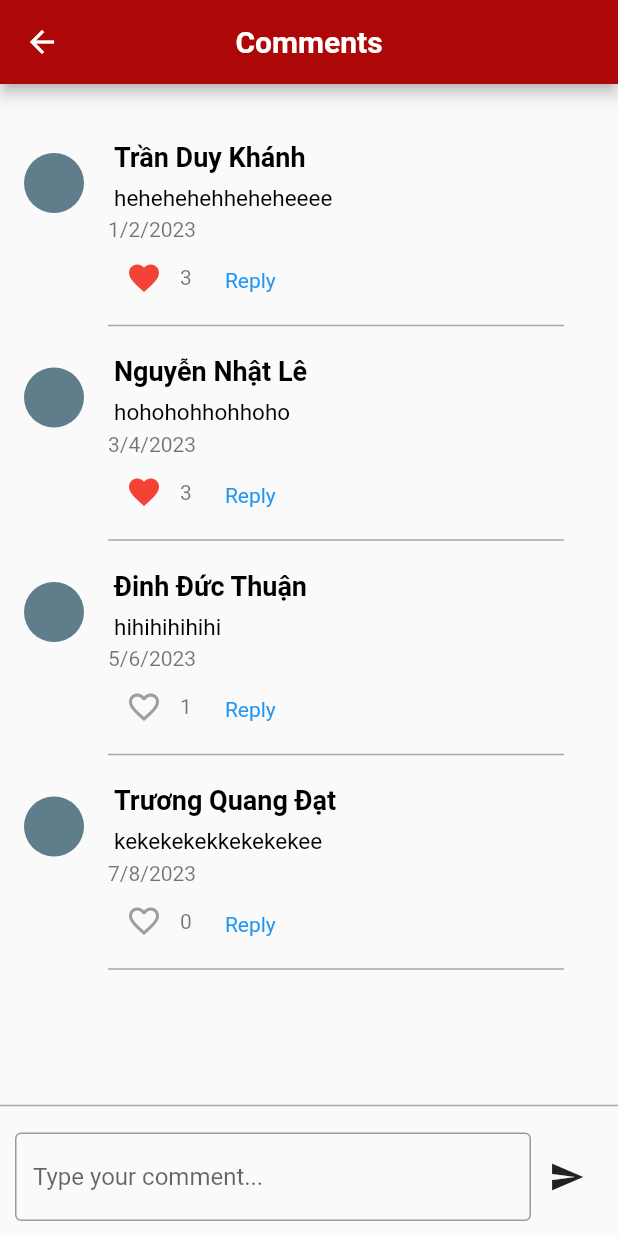
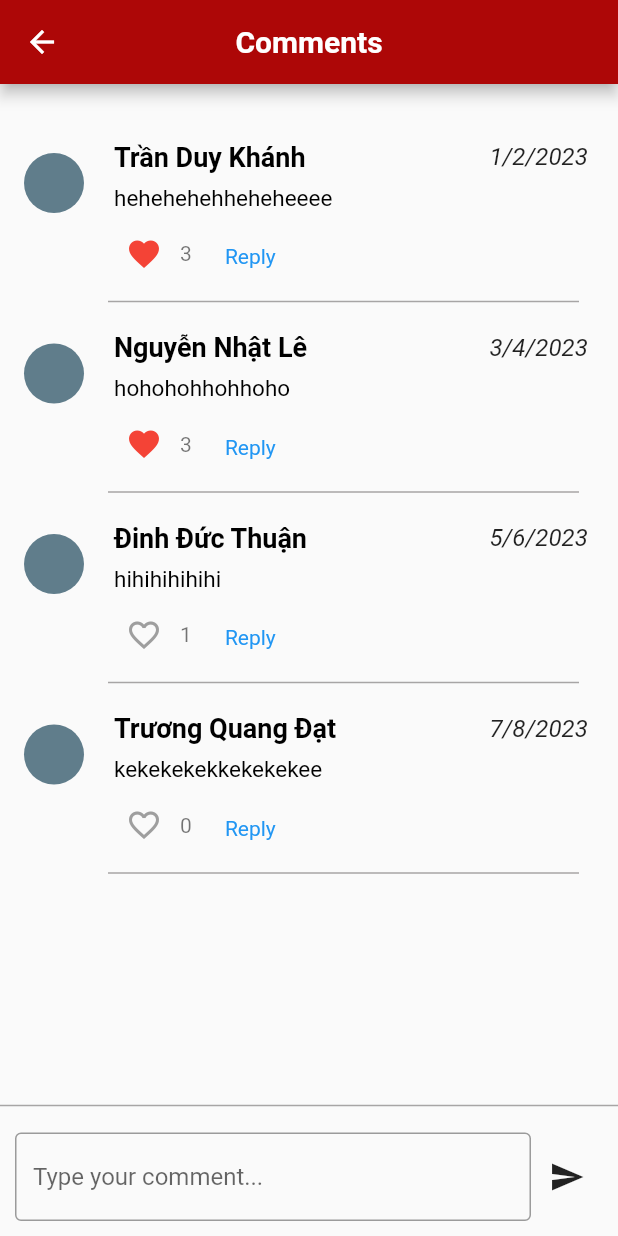
Before and after one commit to duykhanhxx03/ui-project-hochiminh-museum, a Flutter app: the screen it shows after launch, after a tap on the "favorite outline" icon, on a phone screen of 412 x 824 dp. Run offline on Flutter 3.47's test engine with Material 2 defaults, Android fonts, the light colour scheme and no system bars; drawn by our look-alikes of keyboard_dismisser.

Commit message:
fix dateTime location

```diff
--- a/lib/screens/quiz/review.dart
+++ b/lib/screens/quiz/review.dart
@@ -20,7 +20,7 @@ class _ReviewScreen extends State<ReviewScreen> {
     if (myComment.isNotEmpty) {
       setState(() {
         CommentInfo newComment = CommentInfo(
-          userId: '3',
+          userId: '2',
           content: myComment,
           userLiked: [],
           date: DateTime.now(),
--- a/lib/widgets/comment.dart
+++ b/lib/widgets/comment.dart
@@ -54,7 +54,7 @@ class _CommentState extends State<Comment> {
 
   @override
   Widget build(BuildContext context) {
-    final isLiked = widget.commentInfo.isContain('3');
+    final isLiked = widget.commentInfo.isContain('2');
     UserInfo? user = userList.firstWhere(
       (e) => e.id.toString() == widget.commentInfo.userId,
     );
@@ -65,7 +65,10 @@ class _CommentState extends State<Comment> {
       ),
       title: Padding(
         padding: const EdgeInsets.all(4.0),
-        child: Text(
+        child: Row(
+          mainAxisAlignment: MainAxisAlignment.spaceBetween,
+          children: [
+            Text(
               // ignore: unnecessary_string_interpolations
               '${user.fullName}',
               style: const TextStyle(
@@ -73,6 +76,16 @@ class _CommentState extends State<Comment> {
                 fontSize: 18,
                 color: Color.fromARGB(255, 0, 0, 0),
               ),
+            ),
+
+            //Thời gian cmt
+            Text(
+              widget.commentInfo.FormattedDate,
+              style: const TextStyle(
+                fontStyle: FontStyle.italic,
+              ),
+            ),
+          ],
         ),
       ),
       subtitle: Column(
@@ -88,7 +101,6 @@ class _CommentState extends State<Comment> {
               ),
             ),
           ),
-          Text(widget.commentInfo.FormattedDate),
           Row(
             children: [
               IconButton(
@@ -98,7 +110,7 @@ class _CommentState extends State<Comment> {
                   ),
                   onPressed: () {
                     setState(() {
-                      widget.commentInfo.toggleLike('3');
+                      widget.commentInfo.toggleLike('2');
                     });
                   }),
               Text(widget.commentInfo.userLiked.length
@@ -152,9 +164,12 @@ class _CommentState extends State<Comment> {
                 leading: const CircleAvatar(
                   backgroundColor: Colors.blueGrey,
                 ),
-                title: const Padding(
-                  padding: EdgeInsets.all(4.0),
-                  child: Text(
+                title: Padding(
+                  padding: const EdgeInsets.all(4.0),
+                  child: Row(
+                    mainAxisAlignment: MainAxisAlignment.spaceBetween,
+                    children: [
+                      const Text(
                         // ignore: unnecessary_string_interpolations
                         //'${user.fullName}',
                         'Nguyễn Nhật Lê', // Để tạm ntn  :)))
@@ -162,6 +177,12 @@ class _CommentState extends State<Comment> {
                           fontWeight: FontWeight.bold,
                           color: Color.fromARGB(255, 0, 0, 0),
                         ),
+                      ),
+                      //Thời gian cmt
+                      Text(
+                        widget.commentInfo.FormattedDate,
+                      ),
+                    ],
                   ),
                 ),
                 subtitle: Column(
@@ -176,7 +197,6 @@ class _CommentState extends State<Comment> {
                         ),
                       ),
                     ),
-                    Text(widget.commentInfo.FormattedDate),
                     Row(
                       children: [
                         IconButton(
@@ -186,7 +206,7 @@ class _CommentState extends State<Comment> {
                             ),
                             onPressed: () {
                               setState(() {
-                                widget.commentInfo.toggleLike('3');
+                                widget.commentInfo.toggleLike('2');
                               });
                             }),
                         Text(widget.commentInfo.userLiked.length
@@ -237,7 +257,7 @@ class _CommentState extends State<Comment> {
           const Divider(
             thickness: 1,
             indent: 0,
-            endIndent: 20,
+            endIndent: 10,
             color: Color.fromARGB(255, 167, 165, 165),
           ),
         ],
```
Lines whose indentation alone changed are shown as unchanged.
